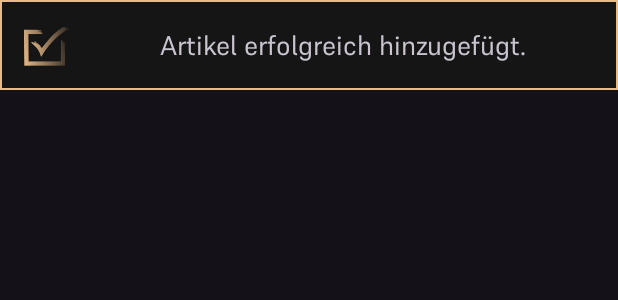
After one commit to Yanni17/Ame_Noire, an Android app: the layout custom_alert.xml on its own in the app's theme, with its tools: preview values and no code run, on a phone screen of 412 x 824 dp. The commit adds this screen. Shown: the top 300 px of the screen. Run offline under Robolectric (Android 15) with nearby library versions, the phone set to English and light mode, and no system bars.

Commit message:
UI Anpassungen.

```diff
--- a/app/src/main/java/com/example/shoptest/adapter/CartAdapter.kt
+++ b/app/src/main/java/com/example/shoptest/adapter/CartAdapter.kt
@@ -42,11 +42,12 @@ class CartAdapter(
         var cartList = viewModel.listOfCartItems
         var produkt = cartList.find { it.productId == item.id }
 
-        Log.e("Cartlist", "$cartList")
         holder.binding.IntTV.text = produkt!!.quantity.toString()
 
-        holder.binding.imageButton3.setOnClickListener {
+        holder.binding.deleteBTN.setOnClickListener {
+
             viewModel.removeFromCart(item.id)
+            viewModel.updateBadge(bottomNavigationView)
 
             it.findNavController().navigate(R.id.cashoutFragment)
         }
--- a/app/src/main/java/com/example/shoptest/adapter/KategorieAdapter.kt
+++ b/app/src/main/java/com/example/shoptest/adapter/KategorieAdapter.kt
@@ -36,8 +36,6 @@ class KategorieAdapter(
 
         holder.binding.textView2.text = item.name
 
-
-
         holder.binding.kategorieCV.setOnClickListener {
 
             val action = SearchFragmentDirections.actionSearchFragmentToProductsFragment(item.name)
@@ -50,9 +48,6 @@ class KategorieAdapter(
             it.findNavController().navigate(action, navOptions)
         }
 
-        //it.findNavController().navigate(SearchFragmentDirections.actionSearchFragmentToProductsFragment(item.name))
-
-
     }
 
 }
--- a/app/src/main/java/com/example/shoptest/ui/FavoriteFragment.kt
+++ b/app/src/main/java/com/example/shoptest/ui/FavoriteFragment.kt
@@ -46,7 +46,7 @@ class FavoriteFragment : Fragment() {
         toolbar.visibility = View.VISIBLE
 
 
-        var adapter = FavoriteAdapter(emptyList(), viewModel, requireContext())
+        var adapter = FavoriteAdapter(emptyList(), viewModel, requireContext(),bottomNavigationView)
         binding.favoriteRV.adapter = adapter
 
         val titleTextView = toolbar.findViewById<TextView>(R.id.toolbar_title)
--- a/app/src/main/java/com/example/shoptest/ui/LoginFragment.kt
+++ b/app/src/main/java/com/example/shoptest/ui/LoginFragment.kt
@@ -36,10 +36,7 @@ class LoginFragment : Fragment() {
         val toolbar = requireActivity().findViewById<MaterialToolbar>(R.id.materialToolbar)
         toolbar.visibility = View.VISIBLE
 
-
         val titleTextView = toolbar.findViewById<TextView>(R.id.toolbar_title)
-
-
         // Ändere den Text des TextViews
         titleTextView.text = ("")
 
@@ -56,6 +53,7 @@ class LoginFragment : Fragment() {
             val email = binding.loginMailET.text.toString()
             val password = binding.loginPwET.text.toString()
             viewmodel.signIn(email, password)
+
         }
 
         viewmodel.user.observe(viewLifecycleOwner) {
--- /dev/null
+++ b/app/src/main/res/drawable/custom_dialog.xml
@@ -0,0 +1,7 @@
+<shape xmlns:android="http://schemas.android.com/apk/res/android">
+    <stroke
+        android:width="1dp"
+    android:color="@color/gold" />
+    <solid android:color="@color/background">
+    </solid>
+</shape>
--- a/app/src/main/res/layout/cart_item.xml
+++ b/app/src/main/res/layout/cart_item.xml
@@ -72,7 +72,7 @@
             app:layout_constraintTop_toTopOf="parent" />
 
         <ImageButton
-            android:id="@+id/imageButton3"
+            android:id="@+id/deleteBTN"
             android:layout_width="wrap_content"
             android:layout_height="wrap_content"
             android:layout_marginEnd="8dp"
--- /dev/null
+++ b/app/src/main/res/layout/custom_alert.xml
@@ -0,0 +1,41 @@
+<!-- custom_alert.xml -->
+<LinearLayout xmlns:android="http://schemas.android.com/apk/res/android"
+    xmlns:app="http://schemas.android.com/apk/res-auto"
+    xmlns:tools="http://schemas.android.com/tools"
+    android:layout_width="match_parent"
+    android:layout_height="60dp"
+    android:orientation="vertical"
+    android:padding="16dp"
+    android:background="@drawable/custom_dialog">
+
+    <androidx.constraintlayout.widget.ConstraintLayout
+        android:layout_width="match_parent"
+        android:layout_height="match_parent">
+
+
+        <ImageView
+            android:id="@+id/checkIV"
+            android:layout_width="30dp"
+            android:layout_height="30dp"
+            android:layout_gravity="center"
+            android:src="@drawable/check1"
+            app:layout_constraintBottom_toBottomOf="parent"
+            app:layout_constraintStart_toStartOf="parent"
+            app:layout_constraintTop_toTopOf="parent" />
+
+        <TextView
+            android:id="@+id/textView6"
+            android:layout_width="0dp"
+            android:layout_height="wrap_content"
+            android:layout_marginStart="16dp"
+            android:fontFamily="@font/supreme_regular"
+            android:text="@string/erfolgreich_hinzu"
+            android:textSize="18sp"
+            android:gravity="center"
+            app:layout_constraintBottom_toBottomOf="parent"
+            app:layout_constraintEnd_toEndOf="parent"
+            app:layout_constraintStart_toEndOf="@+id/checkIV"
+            app:layout_constraintTop_toTopOf="parent" />
+    </androidx.constraintlayout.widget.ConstraintLayout>
+
+</LinearLayout>
--- a/app/src/main/res/layout/favorite_item.xml
+++ b/app/src/main/res/layout/favorite_item.xml
@@ -52,7 +52,7 @@
             app:layout_constraintTop_toBottomOf="@+id/preis3TV" />
 
         <ImageButton
-            android:id="@+id/imageButton2"
+            android:id="@+id/likeBtn"
             android:layout_width="wrap_content"
             android:layout_height="wrap_content"
             android:layout_marginTop="16dp"
@@ -63,7 +63,7 @@
             app:srcCompat="@drawable/baseline_favorite_border_24" />
 
         <com.google.android.material.button.MaterialButton
-            android:id="@+id/button"
+            android:id="@+id/hinzufuegenBTN"
             android:layout_width="wrap_content"
             android:layout_height="wrap_content"
             android:layout_marginEnd="8dp"
--- a/app/src/main/res/layout/fragment_favorite.xml
+++ b/app/src/main/res/layout/fragment_favorite.xml
@@ -77,7 +77,7 @@
             <com.google.android.material.button.MaterialButton
                 android:id="@+id/anmeldeBTN"
                 android:layout_width="0dp"
-                android:layout_height="wrap_content"
+                android:layout_height="50dp"
                 android:layout_marginStart="16dp"
                 android:layout_marginTop="16dp"
                 android:layout_marginEnd="16dp"
--- a/app/src/main/res/layout/fragment_home.xml
+++ b/app/src/main/res/layout/fragment_home.xml
@@ -9,6 +9,7 @@
     <androidx.constraintlayout.widget.ConstraintLayout
         android:layout_width="match_parent"
         android:layout_height="wrap_content">
+
 
         <VideoView
             android:id="@+id/werbungIV1"
--- a/app/src/main/res/values/strings.xml
+++ b/app/src/main/res/values/strings.xml
@@ -72,5 +72,7 @@
     <string name="fehler_anmeldung">Fehler bei der Anmeldung. Bitte versuchen Sie es erneut.</string>
     <string name="erfolgreich_ausgeloggt">Sie haben sich erfolgreich ausgeloggt!</string>
     <string name="notLoggedIn">Sie sind nicht angemeldet.</string>
+    <string name="erfolgreich_hinzu">Artikel erfolgreich hinzugefügt.</string>
+    <string name="abbrechen">Abbrechen</string>
 
 </resources>
```
Also changed, not shown: app/src/main/java/com/example/shoptest/MainActivity.kt (+3 -15 lines), app/src/main/java/com/example/shoptest/MainViewModel.kt (+20 -16 lines), app/src/main/java/com/example/shoptest/adapter/FavoriteAdapter.kt (+38 -17 lines), app/src/main/java/com/example/shoptest/adapter/ProduktAdapter.kt (+52 -21 lines), app/src/main/java/com/example/shoptest/ui/DetailFragment.kt (+24 -12 lines), app/src/main/java/com/example/shoptest/ui/HomeFragment.kt (+18 -7 lines), app/src/main/res/layout/activity_main.xml (+14 -0 lines), app/src/main/res/layout/custom_layout.xml (+29 -33 lines), app/src/main/res/drawable/check1.png (added), 1 other file.
